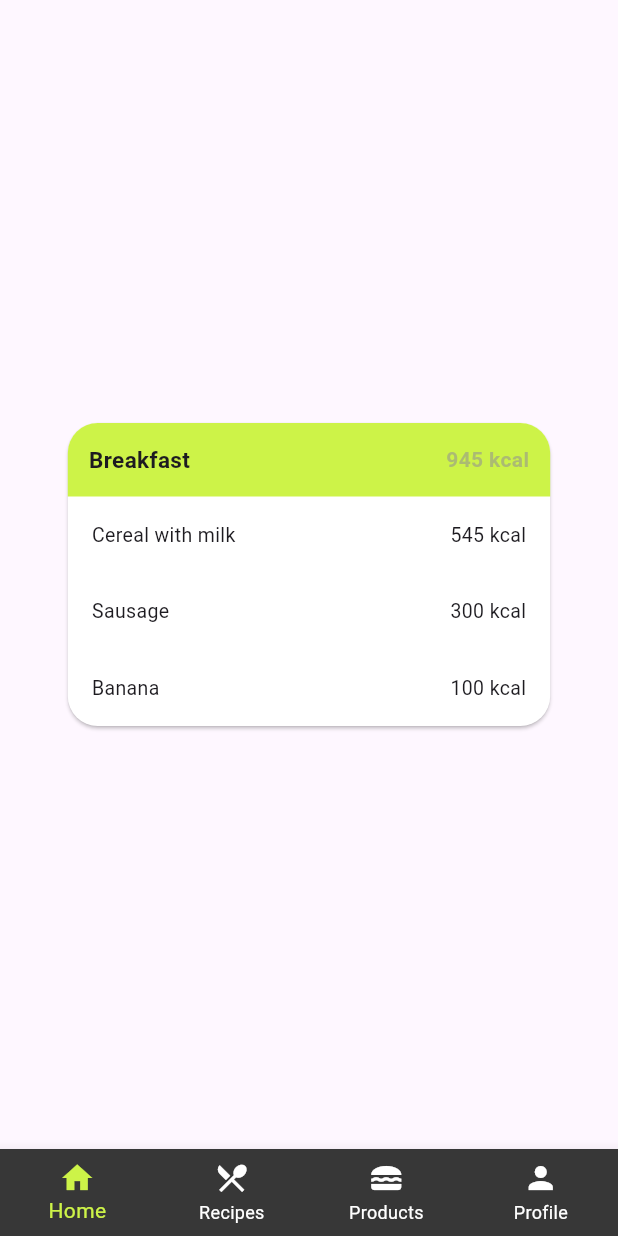
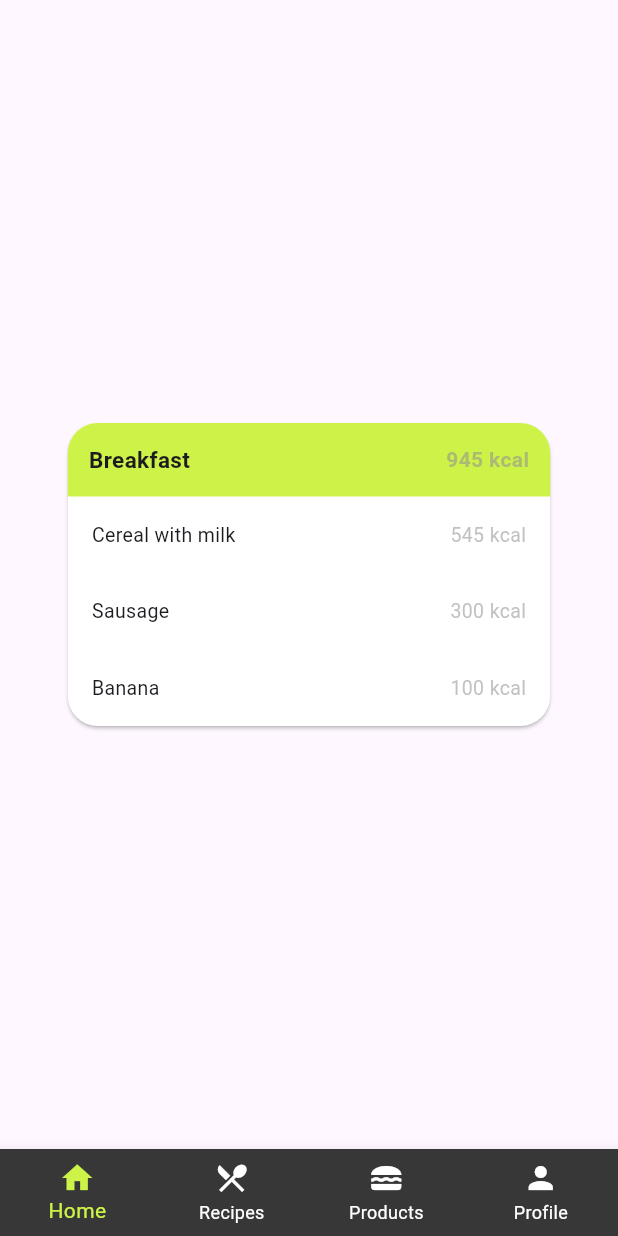
Before and after one commit to jaqubm/calorieCounter_frontend, a Flutter app: the HomePage screen opened directly, on a phone screen of 412 x 824 dp. Run offline on Flutter 3.47's test engine with Material 3 defaults, Android fonts, the phone set to English and light mode, and no system bars; our stand-ins replace flutter_dotenv, google_sign_in, shared_preferences; accounts and stored records are empty.

Commit message:
gray color for products kcal

```diff
--- a/lib/widgets/dish_section.dart
+++ b/lib/widgets/dish_section.dart
@@ -82,7 +82,8 @@ class MealCard extends StatelessWidget {
                     Text(
                       ingredientCalories.toString() + " kcal",
                       style: TextStyle(
-                        fontSize: 13
+                        fontSize: 13,
+                        color: AppColors.grayTextColor,
                       ),
                     ),
 
```
